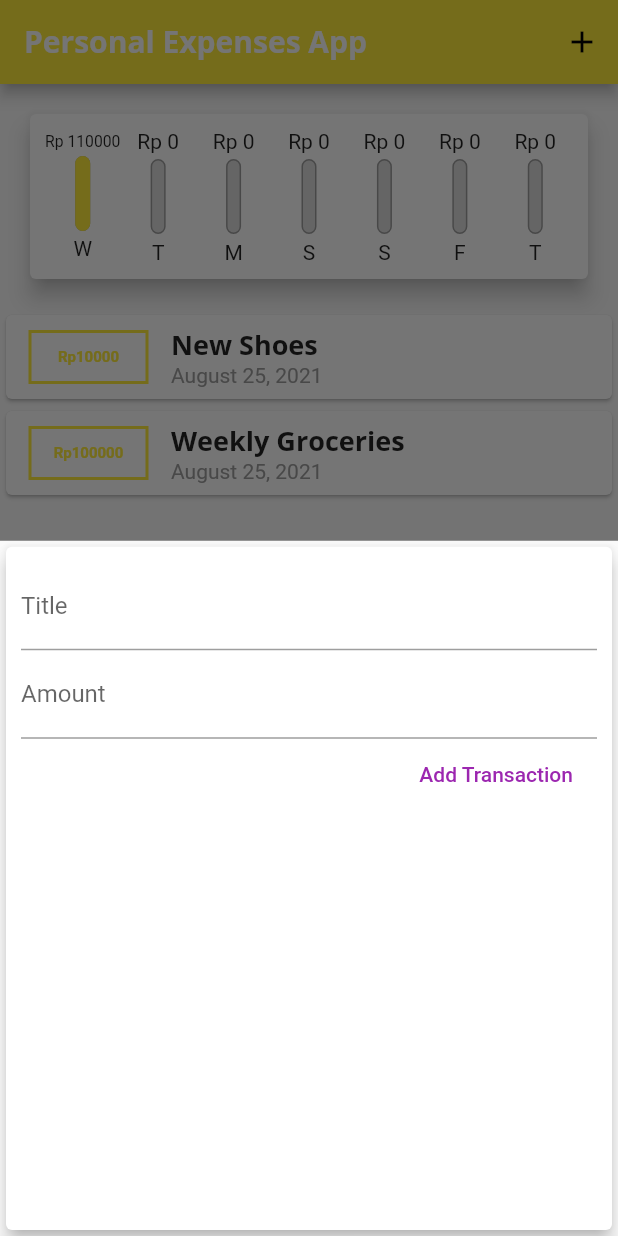
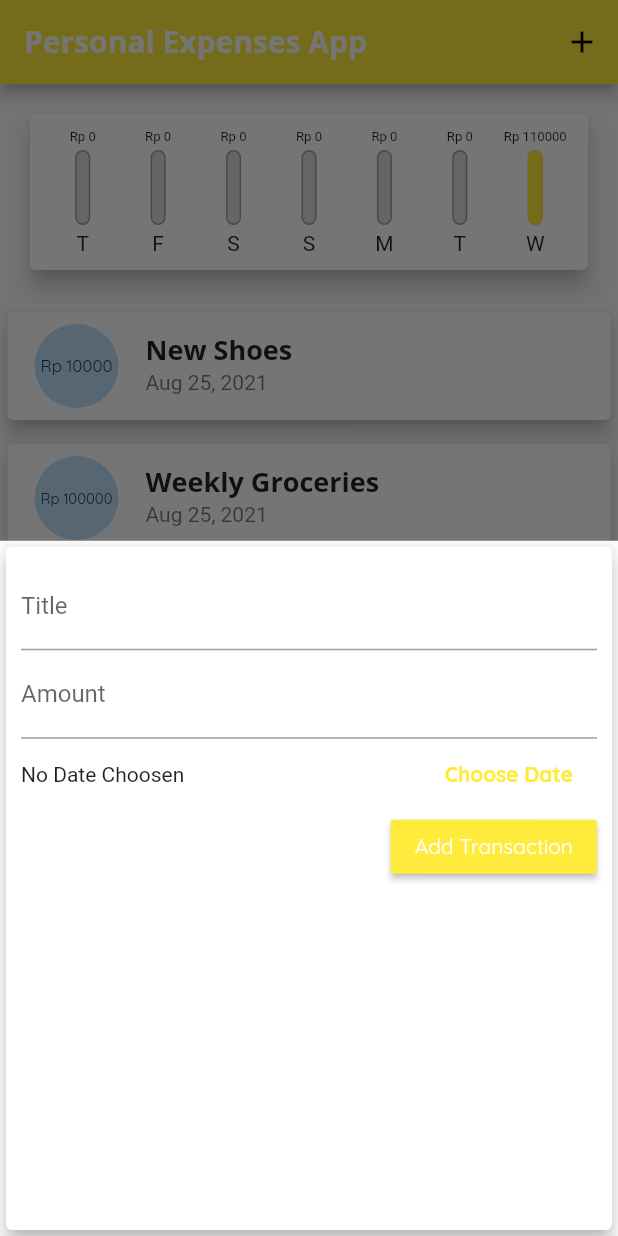
Before and after one commit to Barragan17/Flutter-Projects, a Flutter app: the screen it shows after launch, after a tap on the "add" icon, on a phone screen of 412 x 824 dp. Run offline on Flutter 3.47's test engine with Material 2 defaults, Android fonts, the phone set to English and light mode, and no system bars; missing offline and left inert: dart:ffi.

Commit message:
Add Date Picker

```diff
--- a/Personal_Expenses_App/lib/main.dart
+++ b/Personal_Expenses_App/lib/main.dart
@@ -18,11 +18,15 @@ class MyApp extends StatelessWidget {
         accentColor: Colors.indigo,
         fontFamily: 'Quicksand',
         textTheme: ThemeData.light().textTheme.copyWith(
-                title: TextStyle(
-              fontFamily: 'OpenSans',
-              fontWeight: FontWeight.bold,
-              fontSize: 18,
-            )),
+              title: TextStyle(
+                fontFamily: 'OpenSans',
+                fontWeight: FontWeight.bold,
+                fontSize: 18,
+              ),
+              button: TextStyle(
+                color: Colors.white,
+              ),
+            ),
         appBarTheme: AppBarTheme(
           textTheme: ThemeData.light().textTheme.copyWith(
                 title: TextStyle(
--- a/Personal_Expenses_App/lib/widget/chart.dart
+++ b/Personal_Expenses_App/lib/widget/chart.dart
@@ -25,14 +25,11 @@ class Chart extends StatelessWidget {
         }
       }
 
-      print(DateFormat.E().format(weekDay));
-      print(totalSum);
-
       return {
         'DAY': DateFormat.E().format(weekDay),
         'amount': totalSum,
       };
-    });
+    }).reversed.toList();
   }
 
   double get totalSpending {
--- a/Personal_Expenses_App/lib/widget/chart_bar.dart
+++ b/Personal_Expenses_App/lib/widget/chart_bar.dart
@@ -13,9 +13,12 @@ class ChartBar extends StatelessWidget {
   Widget build(BuildContext context) {
     return Column(
       children: [
-        FittedBox(
-          child: Text(
-            'Rp ${spendingAmount.toStringAsFixed(0)}',
+        Container(
+          height: 10,
+          child: FittedBox(
+            child: Text(
+              'Rp ${spendingAmount.toStringAsFixed(0)}',
+            ),
           ),
         ),
         SizedBox(
--- a/Personal_Expenses_App/lib/widget/new_transaction.dart
+++ b/Personal_Expenses_App/lib/widget/new_transaction.dart
@@ -1,4 +1,5 @@
 import 'package:flutter/material.dart';
+import 'package:intl/intl.dart';
 
 class NewTransaction extends StatefulWidget {
   final Function buttonHandler;
@@ -10,8 +11,8 @@ class NewTransaction extends StatefulWidget {
 
 class _NewTransactionState extends State<NewTransaction> {
   final titleController = TextEditingController();
-
   final amountController = TextEditingController();
+  DateTime? _datePicked;
 
   void submitData() {
     final enteredTitle = titleController.text;
@@ -27,6 +28,22 @@ class _NewTransactionState extends State<NewTransaction> {
     );
 
     Navigator.of(context).pop();
+  }
+
+  void _showDatePicker() {
+    showDatePicker(
+      context: context,
+      initialDate: DateTime.now(),
+      firstDate: DateTime(2021),
+      lastDate: DateTime.now(),
+    ).then((selectedDate) {
+      if (selectedDate == null) {
+        return;
+      }
+      setState(() {
+        _datePicked = selectedDate;
+      });
+    });
   }
 
   @override
@@ -53,10 +70,30 @@ class _NewTransactionState extends State<NewTransaction> {
               onSubmitted: (_) => submitData(),
               // onChanged: (val) => amountInput = val,
             ),
-            FlatButton(
+            Row(
+              children: [
+                Expanded(
+                  child: Text(
+                    _datePicked == null
+                        ? 'No Date Choosen'
+                        : 'Picked Date ${DateFormat.yMd().format(_datePicked!)}',
+                  ),
+                ),
+                FlatButton(
+                  onPressed: _showDatePicker,
+                  child: Text(
+                    'Choose Date',
+                    style: TextStyle(fontWeight: FontWeight.bold),
+                  ),
+                  textColor: Theme.of(context).primaryColor,
+                ),
+              ],
+            ),
+            RaisedButton(
               onPressed: submitData,
               child: Text('Add Transaction'),
-              textColor: Colors.purple,
+              color: Theme.of(context).primaryColor,
+              textColor: Theme.of(context).textTheme.button?.color,
             )
           ],
         ),
--- a/Personal_Expenses_App/lib/widget/transaction_list.dart
+++ b/Personal_Expenses_App/lib/widget/transaction_list.dart
@@ -31,51 +31,85 @@ class TransactionList extends StatelessWidget {
           : ListView.builder(
               itemBuilder: (ctx, index) {
                 return Card(
-                  child: Row(
-                    children: [
-                      Container(
-                        margin: EdgeInsets.symmetric(
-                          vertical: 10,
-                          horizontal: 15,
-                        ),
-                        width: 80,
-                        decoration: BoxDecoration(
-                          border: Border.all(
-                            color: Theme.of(context).primaryColor,
-                            width: 2,
-                          ),
-                        ),
-                        padding: EdgeInsets.fromLTRB(5, 10, 5, 10),
-                        child: Text(
-                          // String Interpolation
-                          'Rp${_userTransaction[index].amount.toStringAsFixed(0)}',
-                          style: TextStyle(
-                            fontWeight: FontWeight.bold,
-                            fontSize: 10,
-                            color: Theme.of(context).primaryColor,
-                          ),
-                          textAlign: TextAlign.center,
+                  elevation: 5,
+                  margin: EdgeInsets.symmetric(vertical: 8, horizontal: 5),
+                  // ListTile to create a list item easily without having to configure it using row or column
+                  child: ListTile(
+                    // if you want to create a circle avatar using container
+                    // use decoration property and use BoxDecoration and use shape
+
+                    // Container(
+                    //   height: 60,
+                    //   width: 60,
+                    //   decoration: BoxDecoration(
+                    //     color: Theme.of(context).primaryColor,
+                    //     shape: BoxShape.circle
+                    //   ),
+                    leading: CircleAvatar(
+                      radius: 30,
+                      child: Padding(
+                        padding: EdgeInsets.all(6),
+                        child: FittedBox(
+                          child: Text(
+                              'Rp ${_userTransaction[index].amount.toStringAsFixed(0)}'),
                         ),
                       ),
-                      Column(
-                        crossAxisAlignment: CrossAxisAlignment.start,
-                        children: [
-                          Text(
-                            _userTransaction[index].title,
-                            style: Theme.of(context).textTheme.title,
-                          ),
-                          Text(
-                            DateFormat.yMMMMd()
-                                .format(_userTransaction[index].date),
-                            style: TextStyle(
-                              color: Colors.grey,
-                            ),
-                          ),
-                        ],
-                      )
-                    ],
+                    ),
+                    title: Text(
+                      _userTransaction[index].title,
+                      style: Theme.of(context).textTheme.title,
+                    ),
+                    subtitle: Text(
+                      DateFormat.yMMMd().format(_userTransaction[index].date),
+                    ),
                   ),
                 );
+                // return Card(
+                //   child: Row(
+                //     children: [
+                //       Container(
+                //         margin: EdgeInsets.symmetric(
+                //           vertical: 10,
+                //           horizontal: 15,
+                //         ),
+                //         width: 80,
+                //         decoration: BoxDecoration(
+                //           border: Border.all(
+                //             color: Theme.of(context).primaryColor,
+                //             width: 2,
+                //           ),
+                //         ),
+                //         padding: EdgeInsets.fromLTRB(5, 10, 5, 10),
+                //         child: Text(
+                //           // String Interpolation
+                //           'Rp${_userTransaction[index].amount.toStringAsFixed(0)}',
+                //           style: TextStyle(
+                //             fontWeight: FontWeight.bold,
+                //             fontSize: 10,
+                //             color: Theme.of(context).primaryColor,
+                //           ),
+                //           textAlign: TextAlign.center,
+                //         ),
+                //       ),
+                //       Column(
+                //         crossAxisAlignment: CrossAxisAlignment.start,
+                //         children: [
+                //           Text(
+                //             _userTransaction[index].title,
+                //             style: Theme.of(context).textTheme.title,
+                //           ),
+                //           Text(
+                //             DateFormat.yMMMMd()
+                //                 .format(_userTransaction[index].date),
+                //             style: TextStyle(
+                //               color: Colors.grey,
+                //             ),
+                //           ),
+                //         ],
+                //       )
+                //     ],
+                //   ),
+                // );
               },
               itemCount: _userTransaction.length,
             ),
```
